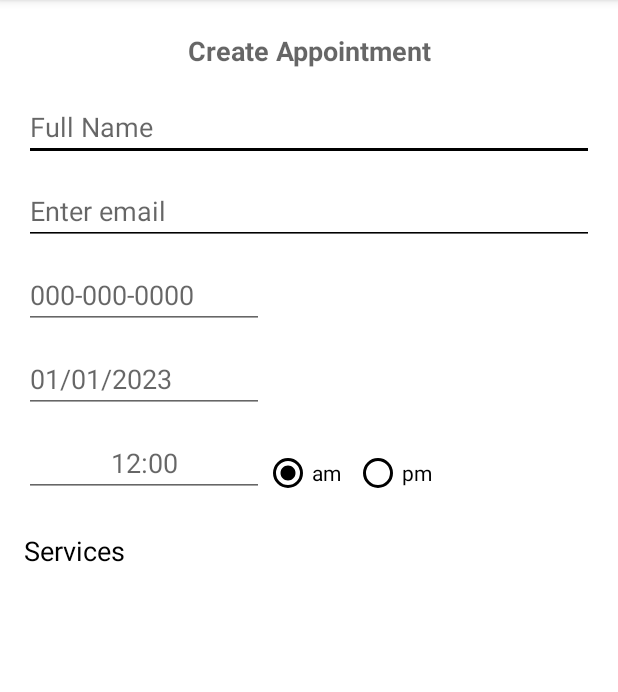
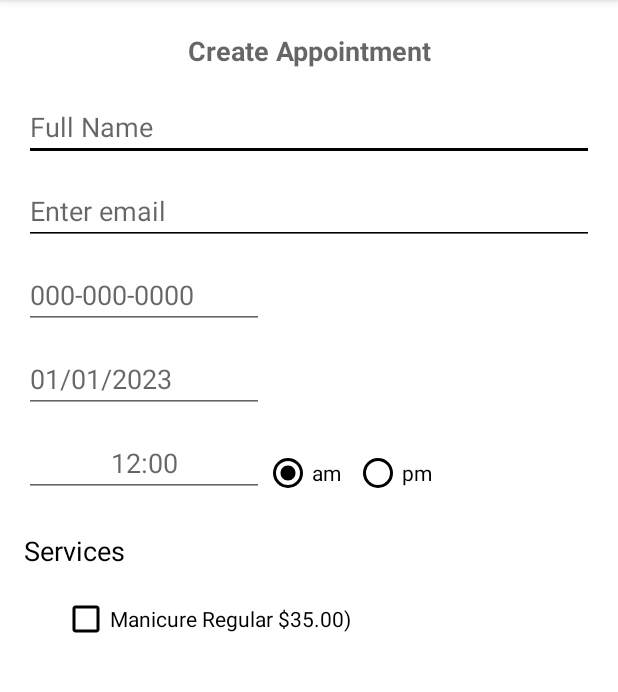
Before and after one commit to fcamas/OnSchedule, an Android app: the NailsCreateActivity screen opened directly, with no data from a screen before it, on a phone screen of 412 x 824 dp, the part 84-776 px from its top. Run offline under Robolectric (Android 15) with nearby library versions, the phone set to English and light mode, and no system bars.

Commit message:
added check box for services

```diff
--- a/app/src/main/res/layout/activity_nails_create.xml
+++ b/app/src/main/res/layout/activity_nails_create.xml
@@ -126,6 +126,21 @@
         android:textColor="@color/black"
         app:layout_constraintStart_toStartOf="parent"
         app:layout_constraintTop_toBottomOf="@+id/radio_time" />
+    <CheckBox
+        android:id="@+id/s_1"
+        android:layout_width="200dp"
+        android:layout_height="30dp"
+        android:layout_marginStart="16dp"
+        android:layout_marginLeft="16dp"
+        android:layout_marginTop="10dp"
+        android:layout_marginEnd="145dp"
+        android:layout_marginRight="16dp"
+        android:buttonTint="@color/black"
+        android:text="Manicure Regular $35.00)"
+        app:layout_constraintEnd_toEndOf="parent"
+        app:layout_constraintStart_toStartOf="parent"
+        app:layout_constraintTop_toBottomOf="@+id/services" />
+
 
 
 
```
